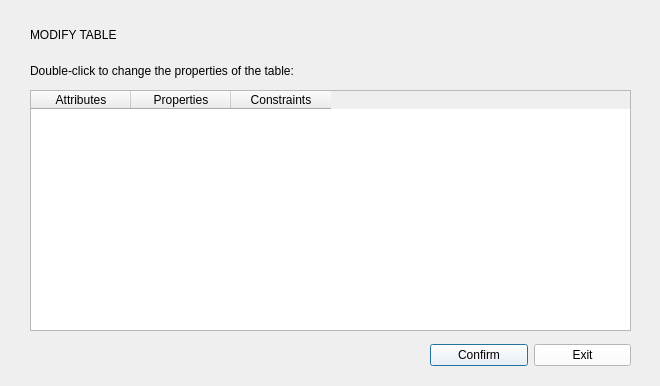
Before: the Qt Designer form GUI/CrudWindow/ModifyTable.ui in BeepBoopBit/student-project-crud, drawn with Qt 5.
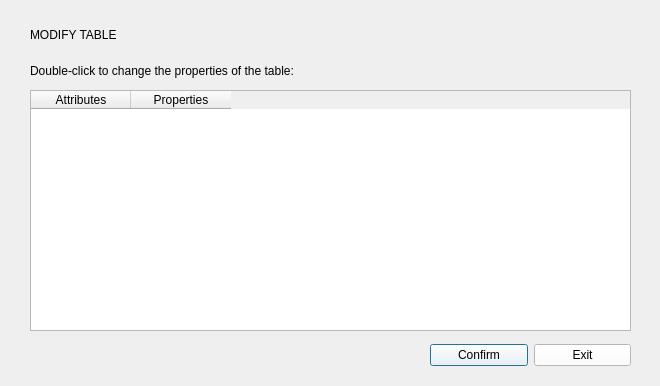
After: the same form once the commit is applied.

Patch:
```diff
--- a/GUI/CrudWindow/ModifyTable.ui
+++ b/GUI/CrudWindow/ModifyTable.ui
@@ -100,11 +100,6 @@
      <string>Properties</string>
     </property>
    </column>
-   <column>
-    <property name="text">
-     <string>Constraints</string>
-    </property>
-   </column>
   </widget>
   <widget class="QWidget" name="horizontalLayoutWidget">
    <property name="geometry">
```
